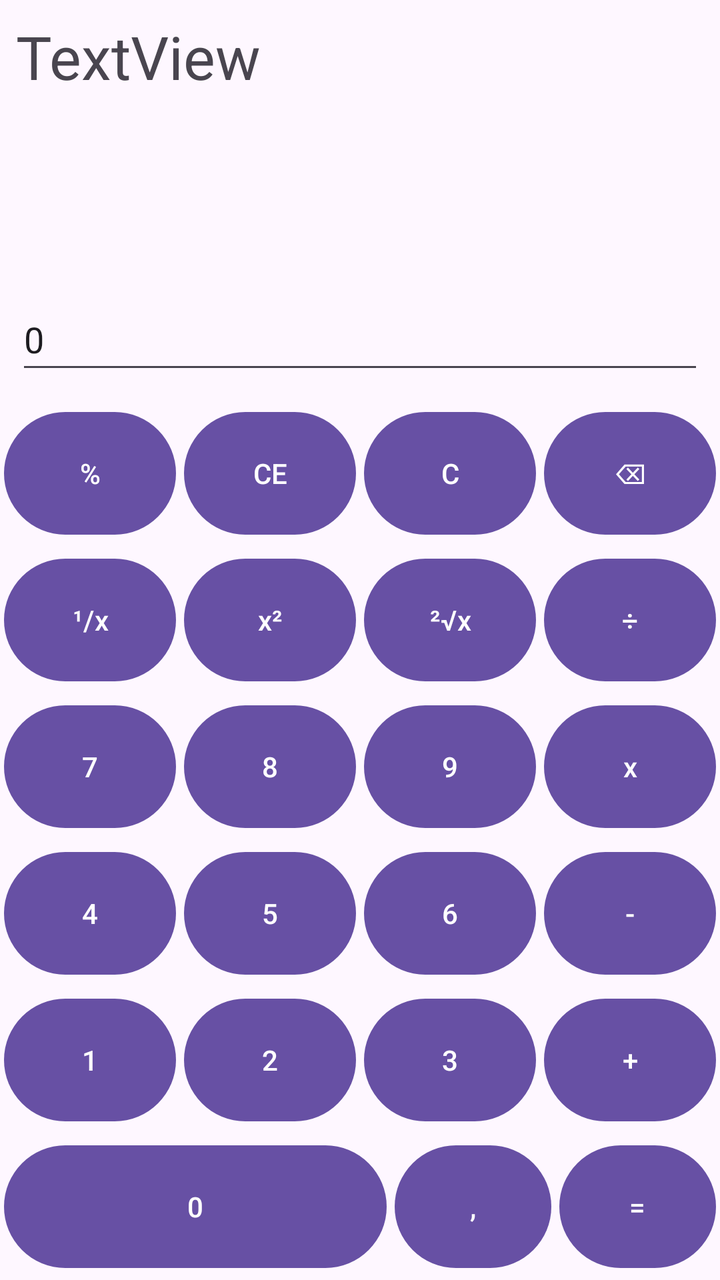
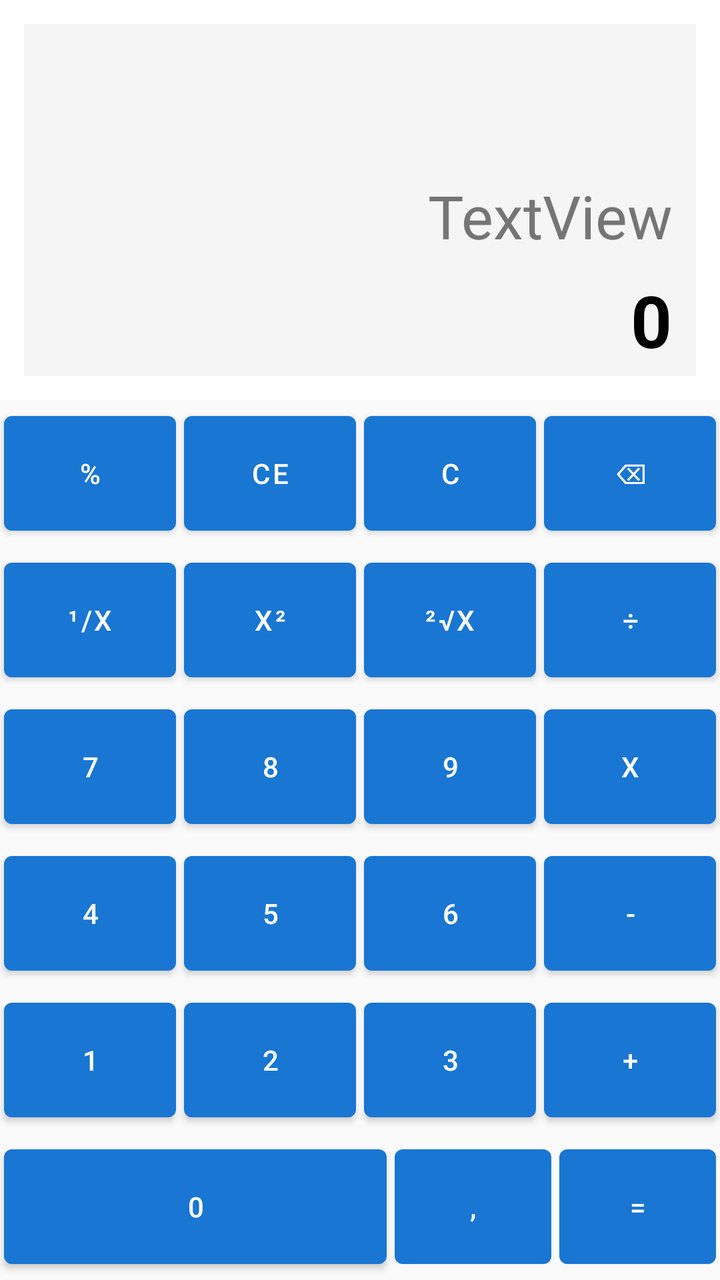

Before-and-after screenshots of an Android layout around one commit, followed by the original layout XML and the change that was made.
<!-- AndroidManifest.xml: application theme Theme.S4 -->
<!-- res/layout/activity_main2.xml -->
<?xml version="1.0" encoding="utf-8"?>
<LinearLayout xmlns:android="http://schemas.android.com/apk/res/android"
    xmlns:tools="http://schemas.android.com/tools"
    android:id="@+id/Progect"
    android:layout_width="match_parent"
    android:layout_height="match_parent"
    android:orientation="vertical"
    tools:context=".MainActivity2">

    <LinearLayout
        android:layout_width="match_parent"
        android:layout_height="200dp"
        android:padding="8dp"
        android:orientation="vertical">

        <TextView
            android:id="@+id/tvTextView"
            android:layout_width="match_parent"
            android:layout_height="0dp"
            android:layout_weight="2"
            android:textSize="30sp"
            android:text="TextView" />

        <EditText
            android:id="@+id/etTxt"
            android:layout_width="match_parent"
            android:layout_height="48dp"
            android:ems="10"
            android:inputType="text"
            android:text="0" />
    </LinearLayout>

    <LinearLayout
        android:layout_width="match_parent"
        android:layout_height="0dp"
        android:layout_weight="1"
        android:orientation="horizontal">

        <Button
            android:id="@+id/btnPourcentage"
            android:layout_width="0dp"
            android:layout_height="match_parent"
            android:layout_weight="1"
            android:layout_margin="2dp"
            android:text="%" />

        <Button
            android:id="@+id/btnCE"
            android:layout_width="0dp"
            android:layout_height="match_parent"
            android:layout_weight="1"
            android:layout_margin="2dp"
            android:text="CE" />

        <Button
            android:id="@+id/btnC"
            android:layout_width="0dp"
            android:layout_height="match_parent"
            android:layout_weight="1"
            android:layout_margin="2dp"
            android:text="C" />

        <Button
            android:id="@+id/btnEffacer"
            android:layout_width="0dp"
            android:layout_height="match_parent"
            android:layout_weight="1"
            android:layout_margin="2dp"
            android:text="⌫" />
    </LinearLayout>

    <LinearLayout
        android:layout_width="match_parent"
        android:layout_height="0dp"
        android:layout_weight="1"
        android:orientation="horizontal">

        <Button
            android:id="@+id/btnInverse"
            android:layout_width="0dp"
            android:layout_height="match_parent"
            android:layout_weight="1"
            android:layout_margin="2dp"
            android:text="¹/x" />

        <Button
            android:id="@+id/btnXaucarre"
            android:layout_width="0dp"
            android:layout_height="match_parent"
            android:layout_weight="1"
            android:layout_margin="2dp"
            android:text="x²" />

        <Button
            android:id="@+id/btcRacinecarre"
            android:layout_width="0dp"
            android:layout_height="match_parent"
            android:layout_weight="1"
            android:layout_margin="2dp"
            android:text="²√x" />

        <Button
            android:id="@+id/btnDivision"
            android:layout_width="0dp"
            android:layout_height="match_parent"
            android:layout_weight="1"
            android:layout_margin="2dp"
            android:text="÷" />
    </LinearLayout>

    <LinearLayout
        android:layout_width="match_parent"
        android:layout_height="0dp"
        android:layout_weight="1"
        android:orientation="horizontal">

        <Button
            android:id="@+id/btn7"
            android:layout_width="0dp"
            android:layout_height="match_parent"
            android:layout_weight="1"
            android:layout_margin="2dp"
            android:text="7" />

        <Button
            android:id="@+id/btn8"
            android:layout_width="0dp"
            android:layout_height="match_parent"
            android:layout_weight="1"
            android:layout_margin="2dp"
            android:text="8" />

        <Button
            android:id="@+id/btn9"
            android:layout_width="0dp"
            android:layout_height="match_parent"
            android:layout_weight="1"
            android:layout_margin="2dp"
            android:text="9" />

        <Button
            android:id="@+id/btnMultiplication"
            android:layout_width="0dp"
            android:layout_height="match_parent"
            android:layout_weight="1"
            android:layout_margin="2dp"
            android:text="x" />
    </LinearLayout>

    <LinearLayout
        android:layout_width="match_parent"
        android:layout_height="0dp"
        android:layout_weight="1"
        android:orientation="horizontal">

        <Button
            android:id="@+id/btn4"
            android:layout_width="0dp"
            android:layout_height="match_parent"
            android:layout_weight="1"
            android:layout_margin="2dp"
            android:text="4" />

        <Button
            android:id="@+id/btn5"
            android:layout_width="0dp"
            android:layout_height="match_parent"
            android:layout_weight="1"
            android:layout_margin="2dp"
            android:text="5" />

        <Button
            android:id="@+id/btn6"
            android:layout_width="0dp"
            android:layout_height="match_parent"
            android:layout_weight="1"
            android:layout_margin="2dp"
            android:text="6" />

        <Button
            android:id="@+id/btnMoins"
            android:layout_width="0dp"
            android:layout_height="match_parent"
            android:layout_weight="1"
            android:layout_margin="2dp"
            android:text="-" />
    </LinearLayout>

    <LinearLayout
        android:layout_width="match_parent"
        android:layout_height="0dp"
        android:layout_weight="1"
        android:orientation="horizontal">

        <Button
            android:id="@+id/btn1"
            android:layout_width="0dp"
            android:layout_height="match_parent"
            android:layout_weight="1"
            android:layout_margin="2dp"
            android:text="1" />

        <Button
            android:id="@+id/btn2"
            android:layout_width="0dp"
            android:layout_height="match_parent"
            android:layout_weight="1"
            android:layout_margin="2dp"
            android:text="2" />

        <Button
            android:id="@+id/btn3"
            android:layout_width="0dp"
            android:layout_height="match_parent"
            android:layout_weight="1"
            android:layout_margin="2dp"
            android:text="3" />

        <Button
            android:id="@+id/btnPlus"
            android:layout_width="0dp"
            android:layout_height="match_parent"
            android:layout_weight="1"
            android:layout_margin="2dp"
            android:text="+" />
    </LinearLayout>

    <LinearLayout
        android:layout_width="match_parent"
        android:layout_height="0dp"
        android:layout_weight="1"
        android:orientation="horizontal">

        <Button
            android:id="@+id/btn0"
            android:layout_width="113dp"
            android:layout_height="match_parent"
            android:layout_margin="2dp"
            android:layout_weight="1"
            android:text="0" />

        <Button
            android:id="@+id/btnVirgule"
            android:layout_width="0dp"
            android:layout_height="match_parent"
            android:layout_weight="1"
            android:layout_margin="2dp"
            android:text="," />

        <Button
            android:id="@+id/btnEgale"
            android:layout_width="0dp"
            android:layout_height="match_parent"
            android:layout_weight="1"
            android:layout_margin="2dp"
            android:text="=" />
    </LinearLayout>

</LinearLayout>
<!-- resources referenced by this layout -->
<resources>
  <style name="Theme.S4" parent="Base.Theme.S4" />
  <style name="Base.Theme.S4" parent="Theme.Material3.DayNight">
          
          
      </style>
</resources>

<!-- the commit's change to res/layout/activity_main2.xml (unified diff, before → after) -->
@@ -9,25 +9,48 @@
 
     <LinearLayout
         android:layout_width="match_parent"
-        android:layout_height="200dp"
-        android:padding="8dp"
-        android:orientation="vertical">
+        android:layout_height="wrap_content"
+        android:minHeight="200dp"
+        android:orientation="vertical"
+        android:padding="12dp"
+        android:background="#FFFFFF">
 
         <TextView
             android:id="@+id/tvTextView"
             android:layout_width="match_parent"
             android:layout_height="0dp"
             android:layout_weight="2"
+            android:text="TextView"
             android:textSize="30sp"
-            android:text="TextView" />
+            android:gravity="end|bottom"
+            android:maxLines="2"
+            android:ellipsize="start"
+            android:textColor="#757575"
+            android:background="#F5F5F5"
+            android:paddingStart="12dp"
+            android:paddingEnd="12dp"
+            android:paddingTop="8dp"
+            android:paddingBottom="4dp"
+            android:autoSizeTextType="uniform"
+            android:autoSizeMinTextSize="16sp"
+            android:autoSizeMaxTextSize="30sp"
+            android:autoSizeStepGranularity="2sp" />
 
         <EditText
             android:id="@+id/etTxt"
             android:layout_width="match_parent"
-            android:layout_height="48dp"
+            android:layout_height="wrap_content"
+            android:minHeight="56dp"
             android:ems="10"
             android:inputType="text"
-            android:text="0" />
+            android:text="0"
+            android:gravity="end|center_vertical"
+            android:textSize="36sp"
+            android:textStyle="bold"
+            android:textColor="#000000"
+            android:background="#F5F5F5"
+            android:paddingStart="12dp"
+            android:paddingEnd="12dp" />
     </LinearLayout>
 
     <LinearLayout
<!-- resource entries referenced after the edit -->
@@ -1,9 +1,18 @@
 <!-- resources referenced by this layout -->
 <resources>
-  <style name="Theme.S4" parent="Base.Theme.S4" />
-  <style name="Base.Theme.S4" parent="Theme.Material3.DayNight">
-          
-          
+  <style name="Theme.S4" parent="Theme.MaterialComponents.DayNight.DarkActionBar">
+          <item name="colorPrimary">@color/calc_primary</item>
+          <item name="colorPrimaryDark">@color/calc_primary_dark</item>
+          <item name="colorSecondary">@color/calc_accent</item>
+          <item name="colorOnPrimary">@color/white</item>
+          <item name="android:statusBarColor">@color/calc_primary_dark</item>
+          <item name="android:windowBackground">@color/calc_fond</item>
+          <item name="windowActionBarOverlay">false</item>
       </style>
+  <color name="calc_primary">#1976D2</color>
+  <color name="calc_primary_dark">#0D47A1</color>
+  <color name="calc_accent">#FF9800</color>
+  <color name="white">#FFFFFF</color>
+  <color name="calc_fond">#FAFAFA</color>
 </resources>
 
